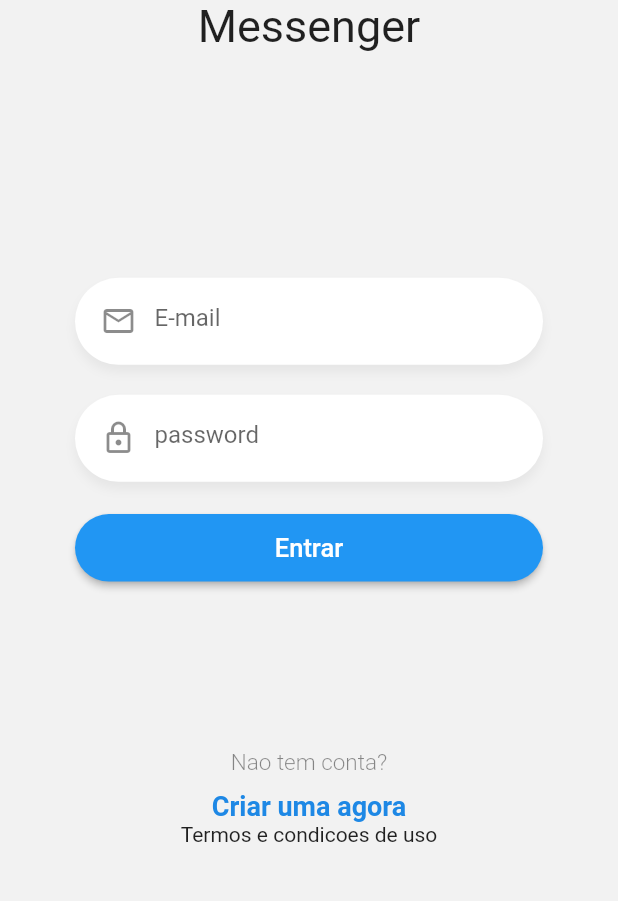
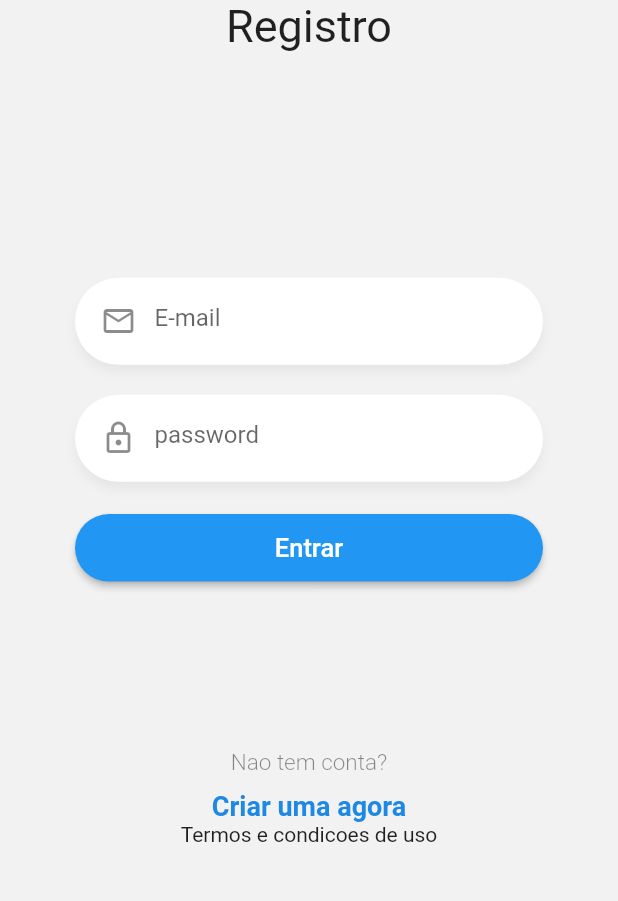
Before and after one commit to eliezerantonio/flutter-avancado, a Flutter app: the screen it shows after launch, after a tap on "Criar uma agora", on a phone screen of 412 x 824 dp, the part 251-1152 px from its top. Run offline on Flutter 3.47's test engine with Material 2 defaults, Android fonts, the phone set to English and light mode, and no system bars; our stand-ins replace cloud_firestore, firebase_auth, pie_chart, socket_io_client; accounts and stored records are empty.

Commit message:
customizando logo para recer arguemntos

```diff
--- a/chat_flutter/lib/pages/login_page.dart
+++ b/chat_flutter/lib/pages/login_page.dart
@@ -19,7 +19,7 @@ class LoginPage extends StatelessWidget {
             child: Column(
               mainAxisAlignment: MainAxisAlignment.spaceBetween,
               children: [
-                Logo(),
+                Logo(title: "Messenger"),
                 _Form(),
                 Labels(
                   route: 'register',
--- a/chat_flutter/lib/pages/register_page.dart
+++ b/chat_flutter/lib/pages/register_page.dart
@@ -19,7 +19,7 @@ class RegisterPage extends StatelessWidget {
             child: Column(
               mainAxisAlignment: MainAxisAlignment.spaceBetween,
               children: [
-                Logo(),
+                Logo(title: "Registro"),
                 _Form(),
                 Labels(
                   route: 'login',
--- a/chat_flutter/lib/widegts/logo.dart
+++ b/chat_flutter/lib/widegts/logo.dart
@@ -16,7 +16,7 @@ class Logo extends StatelessWidget {
               image: AssetImage('assets/tag-logo.png'),
             ),
             Text(
-              "Messenger",
+              this.title,
               style: TextStyle(
                 fontSize: 30,
               ),
```
